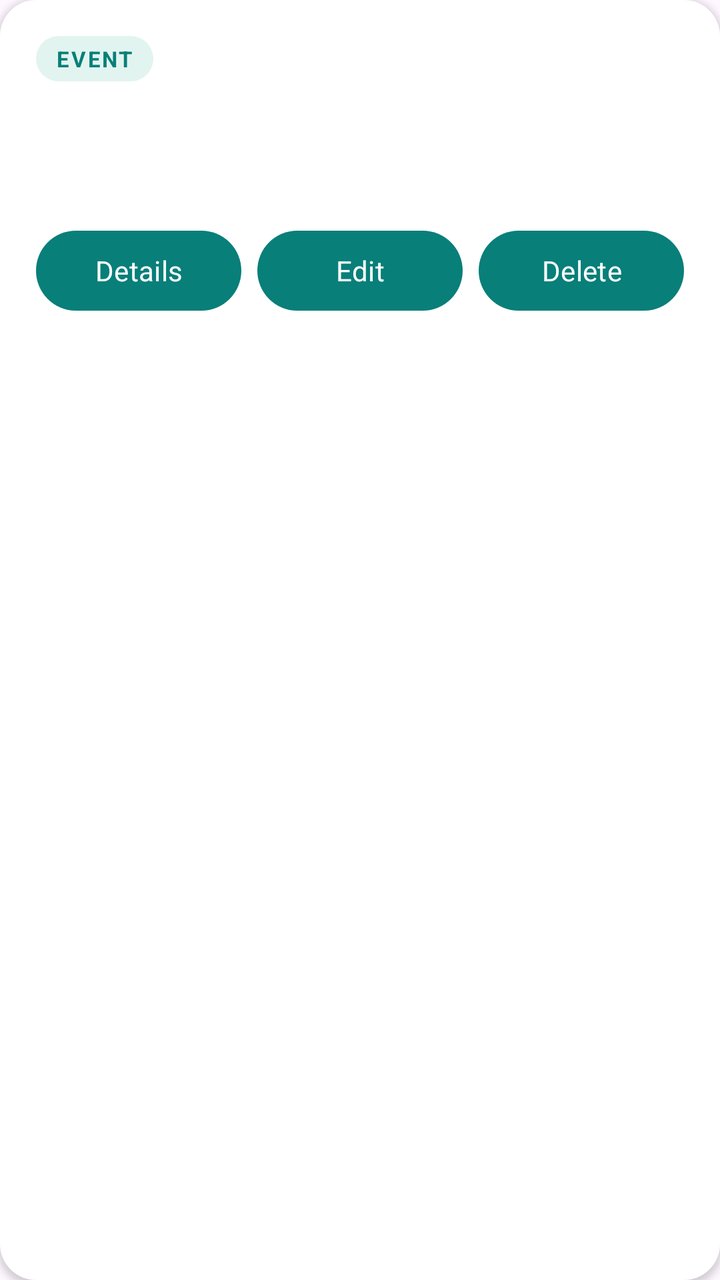
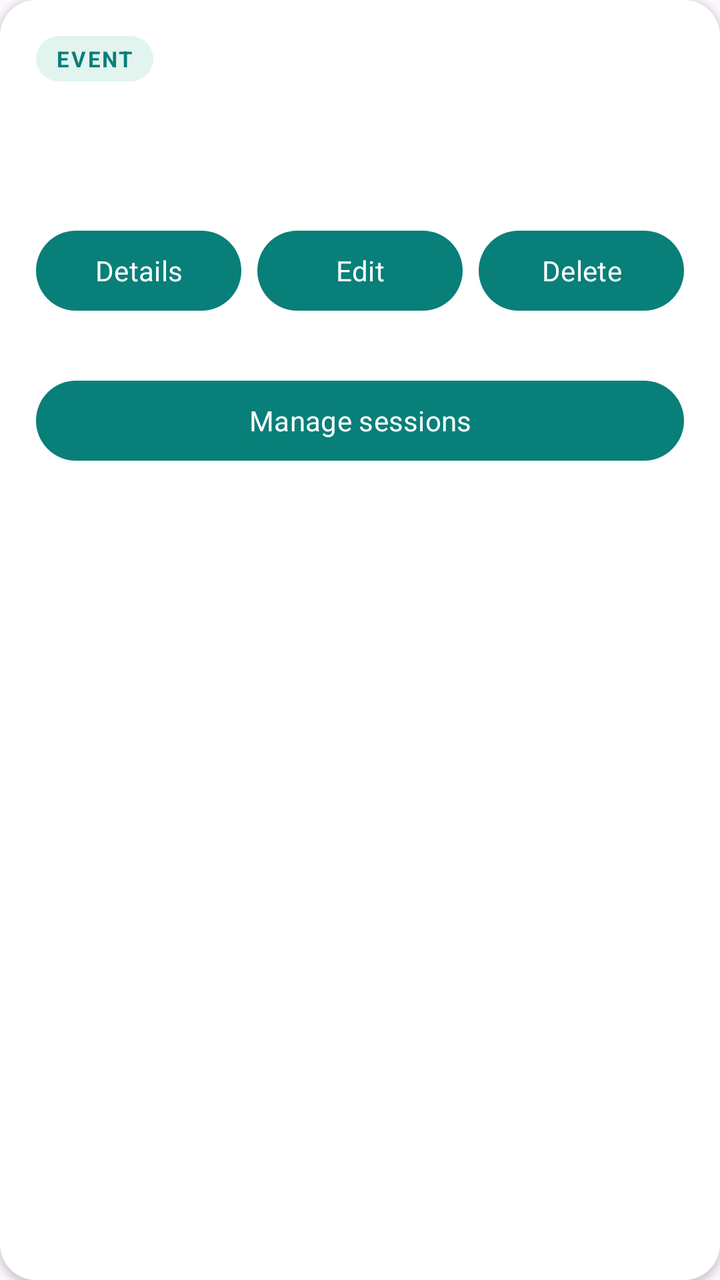

Screens rendered from an Android XML layout before and after an edit, with the pre-edit source and the edit as a unified diff.
<!-- AndroidManifest.xml: application theme Theme.EventManagerApplication -->
<!-- res/layout/event_item.xml -->
<?xml version="1.0" encoding="utf-8"?>
<LinearLayout xmlns:android="http://schemas.android.com/apk/res/android"
    android:layout_width="match_parent"
    android:layout_height="wrap_content"
    android:layout_marginBottom="12dp"
    android:background="@drawable/card_background"
    android:elevation="2dp"
    android:orientation="horizontal">



    <LinearLayout
        android:layout_width="0dp"
        android:layout_height="wrap_content"
        android:layout_weight="1"
        android:orientation="vertical"
        android:padding="18dp">

        <TextView
            android:layout_width="wrap_content"
            android:layout_height="wrap_content"
            android:background="@drawable/event_tag_background"
            android:paddingStart="10dp"
            android:paddingTop="4dp"
            android:paddingEnd="10dp"
            android:paddingBottom="4dp"
            android:text="@string/event_tag"
            android:textColor="@color/brand"
            android:textSize="11sp"
            android:textStyle="bold"
            android:letterSpacing="0.08" />

        <TextView
            android:id="@+id/eventCardName"
            android:layout_width="match_parent"
            android:layout_height="wrap_content"
            android:layout_marginTop="10dp"
            android:textColor="@color/text_primary"
            android:textSize="19sp"
            android:textStyle="bold" />

        <TextView
            android:id="@+id/eventCardDetails"
            android:layout_width="match_parent"
            android:layout_height="wrap_content"
            android:layout_marginTop="8dp"
            android:lineSpacingExtra="5dp"
            android:textColor="@color/text_secondary"
            android:textSize="14sp" />

        <LinearLayout
            android:layout_width="match_parent"
            android:layout_height="wrap_content"
            android:layout_marginTop="8dp"
            android:orientation="horizontal">

            <Button android:id="@+id/detailEventButton" android:layout_width="0dp"
                android:layout_weight="1" android:layout_height="wrap_content" android:minHeight="48dp"
                android:text="@string/details" android:textAllCaps="false" />
            <Button
                android:id="@+id/editEventButton"
                android:layout_width="0dp"
                android:layout_weight="1"
                android:layout_height="wrap_content"
                android:minHeight="48dp"
                android:layout_marginStart="8dp"
                android:text="@string/edit"
                android:textAllCaps="false" />

            <Button
                android:id="@+id/deleteEventButton"
                android:layout_width="0dp"
                android:layout_weight="1"
                android:layout_height="wrap_content"
                android:minHeight="48dp"
                android:layout_marginStart="8dp"
                android:text="@string/delete"
                android:textAllCaps="false" />
        </LinearLayout>
    </LinearLayout>
</LinearLayout>
<!-- resources referenced by this layout -->
<resources>
  <color name="brand">#087F79</color>
  <color name="text_primary">#18313B</color>
  <color name="text_secondary">#607580</color>
  <!-- drawable card_background (drawable) -->
  <?xml version="1.0" encoding="utf-8"?>
  <shape xmlns:android="http://schemas.android.com/apk/res/android">
      <solid android:color="@color/card_white" />
      <corners android:radius="18dp" />
  </shape>
  <!-- drawable event_tag_background (drawable) -->
  <?xml version="1.0" encoding="utf-8"?>
  <shape xmlns:android="http://schemas.android.com/apk/res/android">
      <solid android:color="@color/soft_brand" />
      <corners android:radius="20dp" />
  </shape>
  <string name="delete">Delete</string>
  <string name="details">Details</string>
  <string name="edit">Edit</string>
  <string name="event_tag">EVENT</string>
  <style name="Theme.EventManagerApplication" parent="Base.Theme.EventManagerApplication" />
  <color name="card_white">#FFFFFFFF</color>
  <color name="soft_brand">#E2F4F0</color>
  <style name="Base.Theme.EventManagerApplication" parent="Theme.Material3.DayNight.NoActionBar">
          <item name="colorPrimary">@color/brand</item>
          <item name="android:fontFamily">sans-serif</item>
          <item name="android:windowLightStatusBar">true</item>
          <item name="android:statusBarColor">@color/screen_background</item>
          <item name="android:navigationBarColor">@color/screen_background</item>
          <item name="android:windowLightNavigationBar">true</item>
      </style>
  <color name="screen_background">#F3F7F6</color>
</resources>

<!-- the commit's change to res/layout/event_item.xml (unified diff, before → after) -->
@@ -77,5 +77,19 @@
                 android:text="@string/delete"
                 android:textAllCaps="false" />
         </LinearLayout>
+        <TextView
+            android:id="@+id/eventSessionCount"
+            android:layout_width="match_parent"
+            android:layout_height="wrap_content"
+            android:layout_marginTop="8dp"
+            android:textColor="@color/text_secondary"
+            android:textSize="14sp" />
+        <Button
+            android:id="@+id/eventSessionsButton"
+            android:layout_width="match_parent"
+            android:layout_height="wrap_content"
+            android:minHeight="48dp"
+            android:text="@string/manage_sessions"
+            android:textAllCaps="false" />
     </LinearLayout>
 </LinearLayout>
<!-- resource entries referenced after the edit -->
@@ -19,6 +19,7 @@
   <string name="details">Details</string>
   <string name="edit">Edit</string>
   <string name="event_tag">EVENT</string>
+  <string name="manage_sessions">Manage sessions</string>
   <style name="Theme.EventManagerApplication" parent="Base.Theme.EventManagerApplication" />
   <color name="card_white">#FFFFFFFF</color>
   <color name="soft_brand">#E2F4F0</color>
